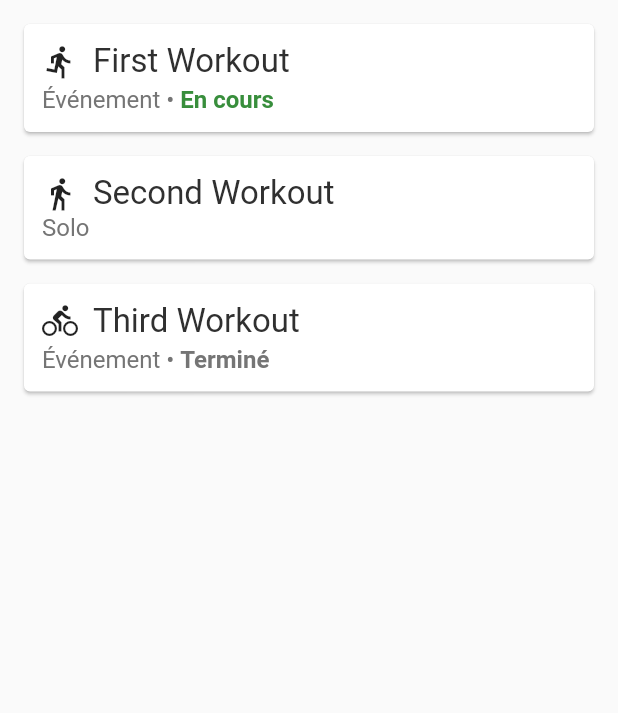
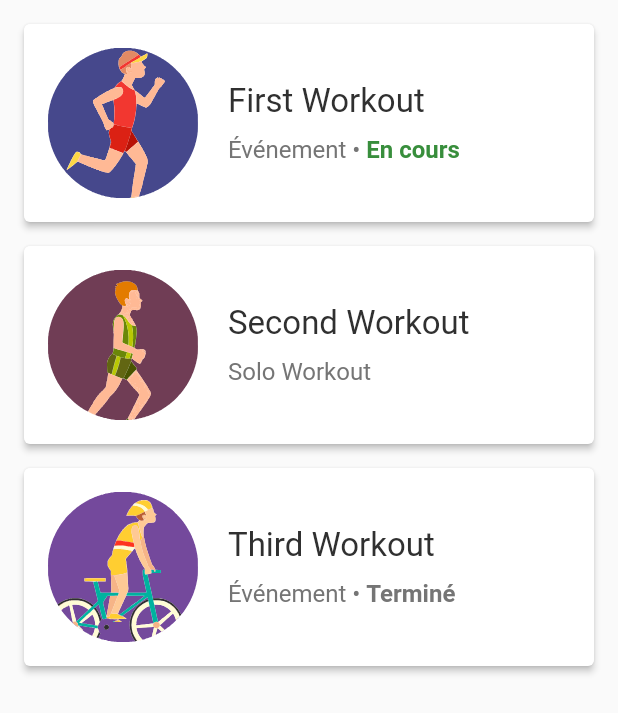
Before and after one commit to soni2261/Runex, a Flutter app: the Historique widget shown alone on an empty page, opened directly, on a phone screen of 412 x 824 dp. Shown: the top 713 px of the screen. Run offline on Flutter 3.47's test engine with Material 2 defaults, Android fonts, the light colour scheme and no system bars; our stand-ins replace cloud_firestore, firebase_auth, firebase_core, flutter_spinkit, flutter_svg, google_sign_in and 1 more; accounts and stored records are empty.

Commit message:
Added new icons to cards
I might also change cards to a ListView (because then we can add lazy loading)

```diff
--- a/runex/lib/Screens/MonEspace/Onglets/Historique/components/event_card.dart
+++ b/runex/lib/Screens/MonEspace/Onglets/Historique/components/event_card.dart
@@ -1,4 +1,5 @@
 import 'package:flutter/material.dart';
+import 'package:flutter_svg/flutter_svg.dart';
 
 class EventCard extends StatelessWidget {
   final Map map;
@@ -9,41 +10,46 @@ class EventCard extends StatelessWidget {
 
   @override
   Widget build(BuildContext context) {
-    Icon icon;
+    SvgPicture pic;
     if (map['sport'] == 'run') {
-      icon = Icon(
-        Icons.directions_run,
+      pic = SvgPicture.asset(
+        "assets/icons/run_icon_2.svg",
+        height: 100,
       );
     } else if (map['sport'] == 'walk') {
-      icon = Icon(
-        Icons.directions_walk,
+      pic = SvgPicture.asset(
+        "assets/icons/walk_icon.svg",
+        height: 100,
       );
     } else {
-      icon = Icon(
-        Icons.directions_bike,
+      pic = SvgPicture.asset(
+        "assets/icons/velo_icon.svg",
+        height: 100,
       );
     }
     return Card(
       margin: EdgeInsets.fromLTRB(16, 16, 16, 0),
+      elevation: 2,
       child: InkWell(
         onTap: () {},
         child: Padding(
-          padding: const EdgeInsets.all(12.0),
+          padding: const EdgeInsets.all(16.0),
           child: Column(
             crossAxisAlignment: CrossAxisAlignment.stretch,
             children: <Widget>[
               Row(children: <Widget>[
-                icon,
+                pic,
+                //icon,
                 SizedBox(
-                  width: 10,
+                  width: 20,
                 ),
+                Column(crossAxisAlignment: CrossAxisAlignment.start, children: [
                   Text(
                     map['name'],
                     style: TextStyle(color: Colors.grey[850], fontSize: 22),
                   ),
-              ]),
                   SizedBox(
-                height: 3,
+                    height: 10,
                   ),
                   Row(children: <Widget>[
                     Text(
@@ -63,6 +69,8 @@ class EventCard extends StatelessWidget {
                           fontWeight: FontWeight.bold),
                     ),
                   ]),
+                ]),
+              ]),
             ],
           ),
         ),
--- a/runex/lib/Screens/MonEspace/Onglets/Historique/components/solo_run_card.dart
+++ b/runex/lib/Screens/MonEspace/Onglets/Historique/components/solo_run_card.dart
@@ -1,5 +1,5 @@
 import 'package:flutter/material.dart';
-import 'package:runex/constants.dart';
+import 'package:flutter_svg/flutter_svg.dart';
 
 class SoloRunCard extends StatelessWidget {
   final Map map;
@@ -10,47 +10,56 @@ class SoloRunCard extends StatelessWidget {
 
   @override
   Widget build(BuildContext context) {
-    Icon icon;
+    SvgPicture pic;
     if (map['sport'] == 'run') {
-      icon = Icon(
-        Icons.directions_run,
+      pic = SvgPicture.asset(
+        "assets/icons/run_icon_2.svg",
+        height: 100,
       );
     } else if (map['sport'] == 'walk') {
-      icon = Icon(
-        Icons.directions_walk,
+      pic = SvgPicture.asset(
+        "assets/icons/walk_icon.svg",
+        height: 100,
       );
     } else {
-      icon = Icon(
-        Icons.directions_bike,
+      pic = SvgPicture.asset(
+        "assets/icons/velo_icon.svg",
+        height: 100,
       );
     }
 
     return Card(
       margin: EdgeInsets.fromLTRB(16, 16, 16, 0),
+      elevation: 2,
       child: InkWell(
         onTap: () {},
         child: Padding(
-          padding: const EdgeInsets.all(12.0),
+          padding: const EdgeInsets.all(16.0),
           child: Column(
             crossAxisAlignment: CrossAxisAlignment.stretch,
             children: <Widget>[
               Row(children: <Widget>[
-                icon,
+                pic,
                 SizedBox(
-                  width: 10,
+                  width: 20,
                 ),
+                Column(crossAxisAlignment: CrossAxisAlignment.start, children: [
                   Text(
                     map['name'],
                     style: TextStyle(color: Colors.grey[850], fontSize: 22),
                   ),
-              ]),
+                  SizedBox(
+                    height: 10,
+                  ),
                   Text(
-                "Solo",
+                    "Solo Workout",
                     style: TextStyle(
                         color: Colors.grey[600],
                         fontSize: 16,
                         fontWeight: FontWeight.normal),
                   ),
+                ]),
+              ]),
             ],
           ),
         ),
--- a/runex/lib/Screens/MonEspace/Onglets/Historique/historique.dart
+++ b/runex/lib/Screens/MonEspace/Onglets/Historique/historique.dart
@@ -45,8 +45,10 @@ class _HistoriqueState extends State<Historique> {
 
     return SingleChildScrollView(
       child: Container(
-        child: Column(
-          children: listeMap.map((id) => idToCard(id)).toList(),
+        child: SingleChildScrollView(
+          child: Column(
+            children: listeMap.map((id) => idToCard(id)).toList(),
+          ),
         ),
       ),
     );
--- a/runex/lib/main.dart
+++ b/runex/lib/main.dart
@@ -19,7 +19,6 @@ class MyApp extends StatelessWidget {
     return StreamProvider<Utilisateur>.value(
       value: AuthService().utilisateur,
       child: MaterialApp(
-
         title: 'Runex Login',
         debugShowCheckedModeBanner: false,
         theme: ThemeData(
```
Also changed, not shown: runex/lib/components/loading.dart (+26 -7 lines), runex/lib/components/loading_background.dart (added, +39 -0 lines), runex/pubspec.yaml (+4 -11 lines), runex/assets/icons/run_icon.svg (added), runex/assets/icons/run_icon_2.svg (added), runex/assets/icons/velo_icon.svg (added), runex/assets/icons/walk_icon.svg (added), runex/assets/images/loading.svg (added), runex/fonts/Caveat.ttf (added). Lines whose indentation alone changed are shown as unchanged.
